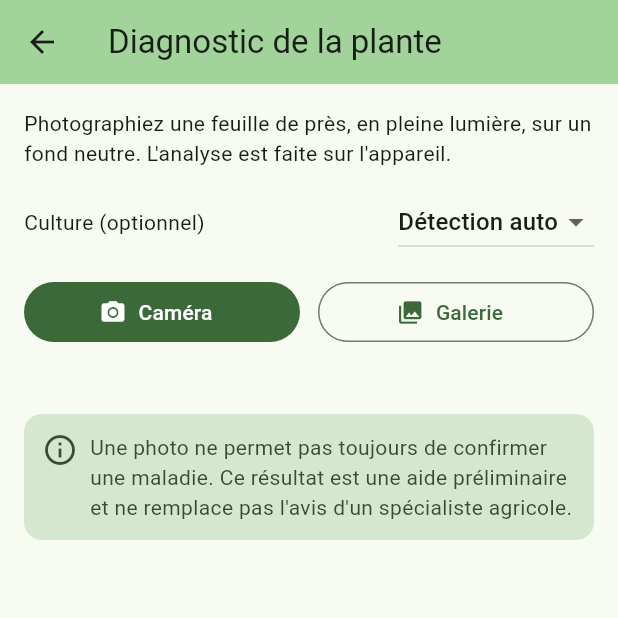
After one commit to GmatiAyoub/AgriSmart, a Flutter app: the DiagnosticPage screen opened directly, on a phone screen of 412 x 824 dp, the top half of it. The commit adds this screen. Run offline on Flutter 3.47's test engine with Material 3 defaults, Android fonts, the phone set to English and light mode, and no system bars; our stand-ins replace firebase_auth, firebase_core, image_picker; missing offline and left inert: google_mlkit_image_labeling, google_mlkit_translation; accounts and stored records are empty; network calls fail.

Commit message:
Ajout du diagnostic de plante par photo

```diff
--- /dev/null
+++ b/lib/models/diagnostic_plante.dart
@@ -0,0 +1,35 @@
+enum EtatVisuel { sain, anomalie, indetermine }
+
+enum NiveauConfiance { faible, moyen, eleve }
+
+/// Résultat préliminaire d'analyse d'une photo de plante.
+class DiagnosticPlante {
+  /// Culture détectée automatiquement ou indiquée par l'utilisateur (null = non identifiée).
+  final String? culture;
+  final bool cultureIndiquee;
+  final EtatVisuel etat;
+
+  /// Estimation entre 0 et 1 (plafonnée : une photo ne suffit jamais à certifier).
+  final double confiance;
+
+  /// Part du feuillage qui présente des taches / décolorations (0..1).
+  final double partieAnomalie;
+
+  /// Part de l'image occupée par du feuillage (0..1).
+  final double couvertureFeuillage;
+
+  const DiagnosticPlante({
+    required this.culture,
+    required this.cultureIndiquee,
+    required this.etat,
+    required this.confiance,
+    required this.partieAnomalie,
+    required this.couvertureFeuillage,
+  });
+
+  NiveauConfiance get niveau {
+    if (confiance >= 0.65) return NiveauConfiance.eleve;
+    if (confiance >= 0.4) return NiveauConfiance.moyen;
+    return NiveauConfiance.faible;
+  }
+}
--- a/lib/providers/traduction_provider.dart
+++ b/lib/providers/traduction_provider.dart
@@ -108,6 +108,51 @@ class TraductionProvider extends ChangeNotifier {
     'traductionTitre': 'Traduction automatique (ML Kit)',
     'saisirTexte': 'Saisissez un texte à traduire en arabe',
 
+    // OCR
+    'scannerTexte': 'Scanner un texte (OCR)',
+    'camera': 'Caméra',
+    'galerie': 'Galerie',
+    'texteDetecte': 'Texte détecté',
+    'texteTraduit': 'Traduction en arabe',
+    'aucunTexte': 'Aucun texte détecté.',
+    'copier': 'Copier',
+    'texteCopie': 'Texte copié',
+    'ocrNonSupporte': "La lecture de texte (OCR) fonctionne uniquement sur Android et iOS. Lancez l'application sur un téléphone ou un émulateur.",
+    'ocrAide': 'Photographiez une étiquette (engrais, pesticide, semences...) pour lire son texte et le traduire en arabe.',
+
+    // Diagnostic plante
+    'diagTitre': 'Diagnostic de la plante',
+    'diagAide': "Photographiez une feuille de près, en pleine lumière, sur un fond neutre. L'analyse est faite sur l'appareil.",
+    'cultureOptionnelle': 'Culture (optionnel)',
+    'detectionAuto': 'Détection auto',
+    'cultureDetectee': 'Culture détectée',
+    'cultureNonIdentifiee': 'Non identifiée',
+    'cultureIndiquee': 'indiquée',
+    'etatVisuel': 'État visuel',
+    'etatSain': 'Aucune anomalie visible',
+    'etatAnomalie': 'Anomalie détectée',
+    'etatIndetermine': 'Analyse non concluante',
+    'niveauConfiance': 'Niveau de confiance',
+    'confFaible': 'Faible',
+    'confMoyen': 'Moyen',
+    'confEleve': 'Élevé',
+    'diagPrelim': 'Diagnostic préliminaire',
+    'recommandations': 'Recommandations',
+    'diagAno1': 'Présence de taches ou de décolorations sur les feuilles.',
+    'diagAno2': 'Possible maladie foliaire.',
+    'diagAno3': 'Vérification complémentaire recommandée.',
+    'recoAno1': 'Examiner les autres feuilles de la plante.',
+    'recoAno2': 'Vérifier si le problème se propage.',
+    'recoAno3': 'Demander conseil à un spécialiste agricole avant tout traitement.',
+    'diagSain1': 'Aucune tache ou décoloration marquée détectée sur cette photo.',
+    'diagSain2': "Cela n'exclut pas un problème non visible sur la photo.",
+    'recoSain1': 'Poursuivre la surveillance régulière de la plante.',
+    'recoSain2': "Refaire une photo si des symptômes apparaissent.",
+    'diagInd1': 'La photo ne montre pas assez de feuillage pour conclure.',
+    'recoInd1': "Reprendre la photo plus près d'une feuille, en pleine lumière.",
+    'recoInd2': 'Éviter les fonds de terre et les ombres.',
+    'avertissementPhoto': "Une photo ne permet pas toujours de confirmer une maladie. Ce résultat est une aide préliminaire et ne remplace pas l'avis d'un spécialiste agricole.",
+
     // Auth
     'connexion': 'Se connecter',
     'inscription': 'Créer un compte',
@@ -188,6 +233,51 @@ class TraductionProvider extends ChangeNotifier {
     'descriptionApp': 'تطبيق متابعة مناطق المزرعة، تم تطويره في إطار ورشة العمل للمنصات المتعددة في المعهد العالي للدراسات التكنولوجية بقبلي.',
     'traductionTitre': 'الترجمة الآلية (ML Kit)',
     'saisirTexte': 'أدخل نصاً للترجمة إلى العربية',
+
+    // OCR
+    'scannerTexte': 'قراءة نص (OCR)',
+    'camera': 'الكاميرا',
+    'galerie': 'المعرض',
+    'texteDetecte': 'النص المكتشف',
+    'texteTraduit': 'الترجمة إلى العربية',
+    'aucunTexte': 'لم يتم اكتشاف أي نص.',
+    'copier': 'نسخ',
+    'texteCopie': 'تم نسخ النص',
+    'ocrNonSupporte': 'قراءة النص (OCR) تعمل فقط على Android و iOS. شغّل التطبيق على هاتف أو محاكي.',
+    'ocrAide': 'صوّر ملصق (سماد، مبيد، بذور...) لقراءة نصه وترجمته إلى العربية.',
+
+    // Diagnostic plante
+    'diagTitre': 'تشخيص النبتة',
+    'diagAide': 'صوّر ورقة عن قرب، في ضوء كافٍ وعلى خلفية محايدة. يتم التحليل على الجهاز.',
+    'cultureOptionnelle': 'المحصول (اختياري)',
+    'detectionAuto': 'كشف تلقائي',
+    'cultureDetectee': 'المحصول المكتشف',
+    'cultureNonIdentifiee': 'غير محدد',
+    'cultureIndiquee': 'محدد يدوياً',
+    'etatVisuel': 'الحالة البصرية',
+    'etatSain': 'لا توجد أي علامات ظاهرة',
+    'etatAnomalie': 'تم اكتشاف خلل',
+    'etatIndetermine': 'التحليل غير حاسم',
+    'niveauConfiance': 'مستوى الثقة',
+    'confFaible': 'ضعيف',
+    'confMoyen': 'متوسط',
+    'confEleve': 'مرتفع',
+    'diagPrelim': 'التشخيص الأولي',
+    'recommandations': 'التوصيات',
+    'diagAno1': 'وجود بقع أو تغيّر في لون الأوراق.',
+    'diagAno2': 'احتمال وجود مرض ورقي.',
+    'diagAno3': 'يُنصح بإجراء فحص إضافي.',
+    'recoAno1': 'افحص بقية أوراق النبتة.',
+    'recoAno2': 'تحقق مما إذا كانت المشكلة تنتشر.',
+    'recoAno3': 'استشر مختصاً في الفلاحة قبل أي علاج.',
+    'diagSain1': 'لم يتم اكتشاف بقع أو تغيّر واضح في اللون في هذه الصورة.',
+    'diagSain2': 'هذا لا يستبعد وجود مشكلة غير ظاهرة في الصورة.',
+    'recoSain1': 'واصل المراقبة المنتظمة للنبتة.',
+    'recoSain2': 'التقط صورة جديدة إذا ظهرت أعراض.',
+    'diagInd1': 'الصورة لا تُظهر أوراقاً كافية للوصول إلى استنتاج.',
+    'recoInd1': 'أعد التصوير من مسافة أقرب لورقة وفي ضوء كافٍ.',
+    'recoInd2': 'تجنب خلفيات التراب والظلال.',
+    'avertissementPhoto': 'الصورة لا تكفي دائماً لتأكيد وجود مرض. هذه النتيجة مساعدة أولية ولا تغني عن رأي مختص في الفلاحة.',
 
     // Auth
     'connexion': 'تسجيل الدخول',
--- /dev/null
+++ b/lib/screens/diagnostic_page.dart
@@ -0,0 +1,252 @@
+import 'dart:io';
+import 'package:flutter/foundation.dart';
+import 'package:flutter/material.dart';
+import 'package:image_picker/image_picker.dart';
+import 'package:provider/provider.dart';
+import 'package:agrismart/models/diagnostic_plante.dart';
+import 'package:agrismart/providers/traduction_provider.dart';
+import 'package:agrismart/providers/zones_provider.dart';
+import 'package:agrismart/services/diagnostic_service.dart';
+
+/// Diagnostic préliminaire d'une plante à partir d'une photo.
+class DiagnosticPage extends StatefulWidget {
+  const DiagnosticPage({super.key});
+
+  @override
+  State<DiagnosticPage> createState() => _DiagnosticPageState();
+}
+
+class _DiagnosticPageState extends State<DiagnosticPage> {
+  final DiagnosticService _service = DiagnosticService();
+  final ImagePicker _picker = ImagePicker();
+
+  File? _photo;
+  DiagnosticPlante? _resultat;
+  String? _cultureChoisie;
+  bool _chargement = false;
+
+  bool get _mobile => !kIsWeb && (Platform.isAndroid || Platform.isIOS);
+
+  Future<void> _choisir(ImageSource source) async {
+    final fichier = await _picker.pickImage(
+      source: source,
+      maxWidth: 800,
+      maxHeight: 800,
+      imageQuality: 85,
+    );
+    if (fichier == null) return;
+
+    setState(() {
+      _photo = File(fichier.path);
+      _resultat = null;
+      _chargement = true;
+    });
+
+    try {
+      final r = await _service.analyser(_photo!, cultureIndiquee: _cultureChoisie);
+      if (!mounted) return;
+      setState(() => _resultat = r);
+    } catch (e) {
+      if (!mounted) return;
+      ScaffoldMessenger.of(context)
+          .showSnackBar(SnackBar(content: Text('Erreur : $e')));
+    } finally {
+      if (mounted) setState(() => _chargement = false);
+    }
+  }
+
+  @override
+  Widget build(BuildContext context) {
+    final tr = context.watch<TraductionProvider>();
+    final cultures = context
+        .read<ZonesProvider>()
+        .zones
+        .map((z) => z.culture)
+        .toSet()
+        .toList();
+
+    return Scaffold(
+      appBar: AppBar(
+        backgroundColor: Theme.of(context).colorScheme.inversePrimary,
+        title: Text(tr.tr('diagTitre')),
+      ),
+      body: ListView(
+        padding: const EdgeInsets.all(16),
+        children: [
+          Text(tr.tr('diagAide')),
+          const SizedBox(height: 12),
+          Row(
+            children: [
+              Expanded(child: Text(tr.tr('cultureOptionnelle'))),
+              DropdownButton<String?>(
+                value: _cultureChoisie,
+                items: [
+                  DropdownMenuItem<String?>(
+                    value: null,
+                    child: Text(tr.tr('detectionAuto')),
+                  ),
+                  ...cultures.map(
+                        (c) => DropdownMenuItem<String?>(value: c, child: Text(c)),
+                  ),
+                ],
+                onChanged: _chargement
+                    ? null
+                    : (v) => setState(() => _cultureChoisie = v),
+              ),
+            ],
+          ),
+          const SizedBox(height: 12),
+          Row(
+            children: [
+              if (_mobile) ...[
+                Expanded(
+                  child: FilledButton.icon(
+                    onPressed:
+                    _chargement ? null : () => _choisir(ImageSource.camera),
+                    icon: const Icon(Icons.camera_alt),
+                    label: Text(tr.tr('camera')),
+                  ),
+                ),
+                const SizedBox(width: 12),
+              ],
+              Expanded(
+                child: OutlinedButton.icon(
+                  onPressed:
+                  _chargement ? null : () => _choisir(ImageSource.gallery),
+                  icon: const Icon(Icons.photo_library),
+                  label: Text(tr.tr('galerie')),
+                ),
+              ),
+            ],
+          ),
+          const SizedBox(height: 16),
+          if (_photo != null)
+            ClipRRect(
+              borderRadius: BorderRadius.circular(12),
+              child: Image.file(_photo!, height: 200, fit: BoxFit.cover),
+            ),
+          const SizedBox(height: 16),
+          if (_chargement)
+            const Center(child: CircularProgressIndicator())
+          else if (_resultat != null)
+            _carteResultat(context, tr, _resultat!),
+          const SizedBox(height: 12),
+          _avertissement(context, tr),
+        ],
+      ),
+    );
+  }
+
+  Widget _carteResultat(
+      BuildContext context, TraductionProvider tr, DiagnosticPlante d) {
+    final theme = Theme.of(context);
+    final couleurEtat = switch (d.etat) {
+      EtatVisuel.sain => Colors.green.shade700,
+      EtatVisuel.anomalie => theme.colorScheme.error,
+      EtatVisuel.indetermine => theme.colorScheme.outline,
+    };
+    final libelleEtat = switch (d.etat) {
+      EtatVisuel.sain => tr.tr('etatSain'),
+      EtatVisuel.anomalie => tr.tr('etatAnomalie'),
+      EtatVisuel.indetermine => tr.tr('etatIndetermine'),
+    };
+    final libelleNiveau = switch (d.niveau) {
+      NiveauConfiance.faible => tr.tr('confFaible'),
+      NiveauConfiance.moyen => tr.tr('confMoyen'),
+      NiveauConfiance.eleve => tr.tr('confEleve'),
+    };
+    final diagnostics = switch (d.etat) {
+      EtatVisuel.anomalie => [tr.tr('diagAno1'), tr.tr('diagAno2'), tr.tr('diagAno3')],
+      EtatVisuel.sain => [tr.tr('diagSain1'), tr.tr('diagSain2')],
+      EtatVisuel.indetermine => [tr.tr('diagInd1')],
+    };
+    final recommandations = switch (d.etat) {
+      EtatVisuel.anomalie => [tr.tr('recoAno1'), tr.tr('recoAno2'), tr.tr('recoAno3')],
+      EtatVisuel.sain => [tr.tr('recoSain1'), tr.tr('recoSain2')],
+      EtatVisuel.indetermine => [tr.tr('recoInd1'), tr.tr('recoInd2')],
+    };
+
+    final culture = d.culture == null
+        ? tr.tr('cultureNonIdentifiee')
+        : d.cultureIndiquee
+        ? '${d.culture} (${tr.tr('cultureIndiquee')})'
+        : d.culture!;
+
+    return Card(
+      child: Padding(
+        padding: const EdgeInsets.all(16),
+        child: Column(
+          crossAxisAlignment: CrossAxisAlignment.start,
+          children: [
+            Text('${tr.tr('cultureDetectee')} : $culture',
+                style: theme.textTheme.titleMedium),
+            const SizedBox(height: 8),
+            Row(
+              children: [
+                Text('${tr.tr('etatVisuel')} : '),
+                Flexible(
+                  child: Text(
+                    libelleEtat,
+                    style: TextStyle(
+                        color: couleurEtat, fontWeight: FontWeight.bold),
+                  ),
+                ),
+              ],
+            ),
+            const SizedBox(height: 12),
+            Text(
+              '${tr.tr('niveauConfiance')} : $libelleNiveau (${(d.confiance * 100).round()} %)',
+            ),
+            const SizedBox(height: 6),
+            LinearProgressIndicator(value: d.confiance, minHeight: 8),
+            const Divider(height: 28),
+            Text(tr.tr('diagPrelim'), style: theme.textTheme.titleSmall),
+            const SizedBox(height: 6),
+            ..._puces(diagnostics),
+            const SizedBox(height: 12),
+            Text(tr.tr('recommandations'), style: theme.textTheme.titleSmall),
+            const SizedBox(height: 6),
+            ..._puces(recommandations),
+          ],
+        ),
+      ),
+    );
+  }
+
+  List<Widget> _puces(List<String> lignes) => lignes
+      .map((t) => Padding(
+    padding: const EdgeInsets.only(bottom: 4),
+    child: Row(
+      crossAxisAlignment: CrossAxisAlignment.start,
+      children: [
+        const Text('•  '),
+        Expanded(child: Text(t)),
+      ],
+    ),
+  ))
+      .toList();
+
+  Widget _avertissement(BuildContext context, TraductionProvider tr) {
+    final c = Theme.of(context).colorScheme;
+    return Container(
+      padding: const EdgeInsets.all(12),
+      decoration: BoxDecoration(
+        color: c.secondaryContainer,
+        borderRadius: BorderRadius.circular(12),
+      ),
+      child: Row(
+        crossAxisAlignment: CrossAxisAlignment.start,
+        children: [
+          Icon(Icons.info_outline, color: c.onSecondaryContainer),
+          const SizedBox(width: 8),
+          Expanded(
+            child: Text(
+              tr.tr('avertissementPhoto'),
+              style: TextStyle(color: c.onSecondaryContainer),
+            ),
+          ),
+        ],
+      ),
+    );
+  }
+}
--- a/pubspec.yaml
+++ b/pubspec.yaml
@@ -39,6 +39,9 @@ dependencies:
   firebase_auth: ^7.0.1
   google_mlkit_translation: ^1.0.3
   http: ^1.2.0
+  image_picker: ^1.2.4
+  image: ^4.13.1
+  google_mlkit_image_labeling: ^1.0.3
 
 dev_dependencies:
   flutter_test:
```
Also changed, not shown: lib/screens/zones_page.dart (+9 -0 lines), lib/services/diagnostic_service.dart (added, +145 -0 lines), pubspec.lock, 5 other files.
